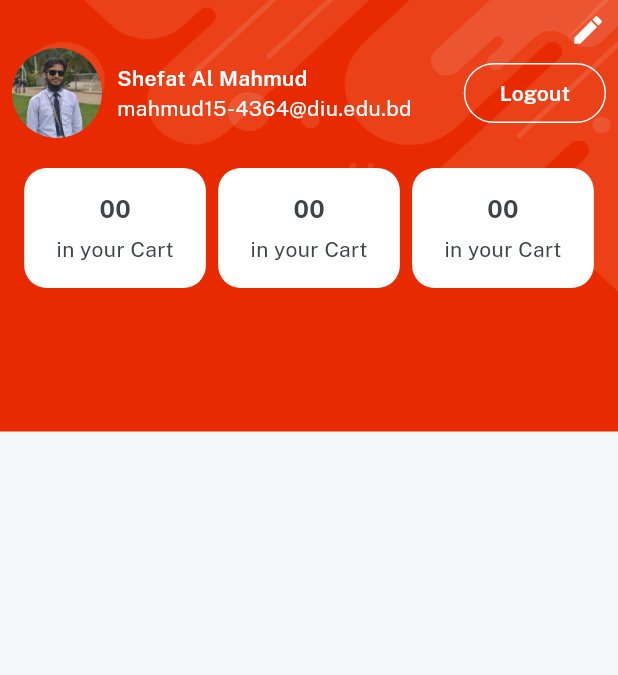
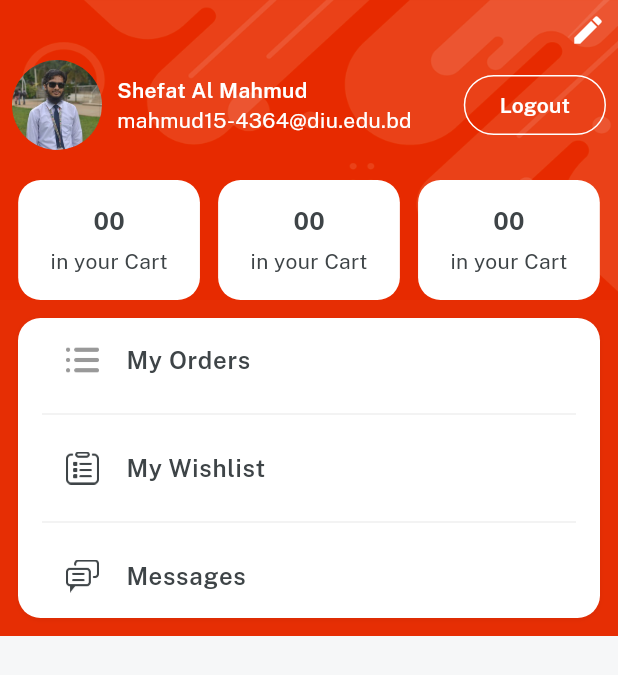
Before and after one commit to AAM-Mustahid/Emart_Plus, a Flutter app: the ProfileScreen screen opened directly, on a phone screen of 412 x 824 dp. Shown: the top 675 px of the screen. Run offline on Flutter 3.47's test engine with Material 3 defaults, Android fonts, the phone set to English and light mode, and no system bars; our stand-ins replace get, velocity_x.

Commit message:
Profile page UI Completed

```diff
--- a/lib/consts/lists.dart
+++ b/lib/consts/lists.dart
@@ -55,3 +55,6 @@
   returnpolicy,
   supportpolicy
 ];
+
+const profileButtonsList = [orders, wishlist, messeges];
+const profileButtonIcon = [icOrder, icOrders, icMessages];
--- a/lib/consts/strings.dart
+++ b/lib/consts/strings.dart
@@ -61,4 +61,7 @@
 
 //profile
 
-const logout = "Logout";
+const logout = "Logout",
+    wishlist = "My Wishlist",
+    orders = "My Orders",
+    messeges = "Messages";
--- a/lib/views/profile_screen/profile_screen.dart
+++ b/lib/views/profile_screen/profile_screen.dart
@@ -1,6 +1,8 @@
 import 'package:emart_plus/consts/consts.dart';
+import 'package:emart_plus/consts/lists.dart';
 import 'package:emart_plus/views/profile_screen/components/detailsCart.dart';
 import 'package:emart_plus/widgets_common/bg_widget.dart';
+import 'package:get/get.dart';
 
 class ProfileScreen extends StatelessWidget {
   const ProfileScreen({super.key});
@@ -10,15 +12,18 @@
     return bgWidget(
         child: Scaffold(
       body: SafeArea(
-        child: Container(
-          padding: const EdgeInsets.all(8),
         child: Column(
           children: [
-              const Align(
+            Padding(
+              padding: const EdgeInsets.all(8.0),
+              child: const Align(
                 alignment: Alignment.topRight,
                 child: Icon(Icons.edit, color: whiteColor),
               ).onTap(() {}),
-              Row(
+            ),
+            Padding(
+              padding: const EdgeInsets.symmetric(horizontal: 8.0),
+              child: Row(
                 children: [
                   Image.asset(imgProfile2, width: 60, fit: BoxFit.cover)
                       .box
@@ -43,6 +48,7 @@
                       child: logout.text.fontFamily(semibold).white.make())
                 ],
               ),
+            ),
             20.heightBox,
             Row(
               mainAxisAlignment: MainAxisAlignment.spaceEvenly,
@@ -60,9 +66,37 @@
                     title: "your orders",
                     width: context.screenWidth / 3.4),
               ],
-              )
+            ),
+            ListView.separated(
+                    shrinkWrap: true,
+                    separatorBuilder: (context, index) {
+                      return const Divider(color: lightGrey);
+                    },
+                    itemCount: profileButtonsList.length,
+                    itemBuilder: (BuildContext context, int index) {
+                      return ListTile(
+                        leading: Image.asset(
+                          profileButtonIcon[index],
+                          width: 22,
+                        ),
+                        title: profileButtonsList[index]
+                            .text
+                            .fontFamily(semibold)
+                            .color(darkFontGrey)
+                            .make(),
+                      );
+                    })
+                .box
+                .white
+                .rounded
+                .margin(const EdgeInsets.all(12))
+                .shadowSm
+                .padding(const EdgeInsets.symmetric(horizontal: 16))
+                .make()
+                .box
+                .color(redColor)
+                .make(),
           ],
-          ),
         ),
       ),
     ));
```
Lines whose indentation alone changed are shown as unchanged.
